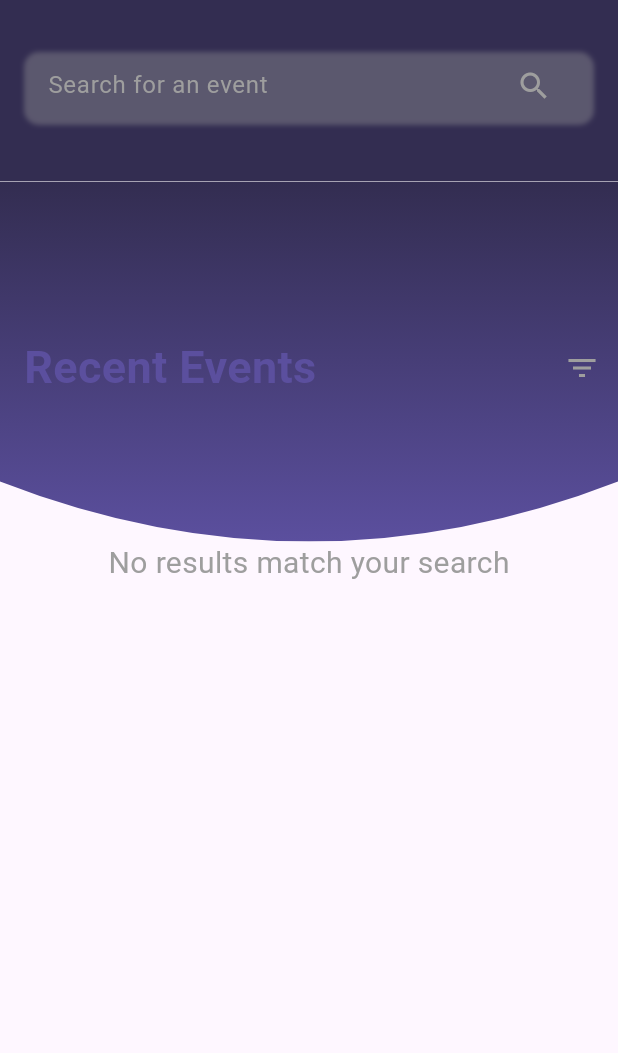
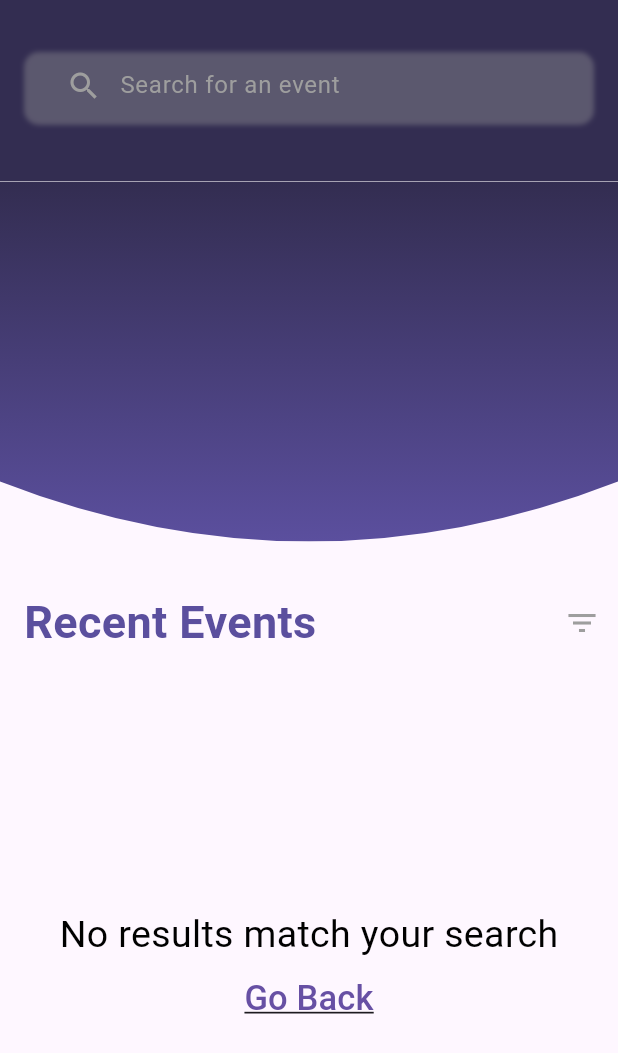
Before and after one commit to SumayaAlhamdan/Sponsite, a Flutter app: the SponsorHomePage screen opened directly, after a tap on the "search" icon, on a phone screen of 412 x 824 dp. Shown: the top 1053 px of the screen. Run offline on Flutter 3.47's test engine with Material 2 defaults, Android fonts, the light colour scheme and no system bars; drawn by our look-alikes of carousel_slider; our stand-ins replace expansion_tile_card, file_picker, firebase_auth, firebase_core, firebase_database, firebase_messaging and 10 more; missing offline and left inert: dart:ffi, google_maps_webservice, googleapis; accounts and stored records are empty.

Commit message:
Search almost done

```diff
--- a/lib/screens/sponsor_screens/sponsor_home_screen.dart
+++ b/lib/screens/sponsor_screens/sponsor_home_screen.dart
@@ -9,6 +9,7 @@
 import 'package:sponsite/screens/sponsor_screens/filter.dart';
 import 'package:sponsite/screens/sponsor_screens/sendOffer.dart';
 import 'package:sponsite/screens/view_others_profile.dart';
+import 'package:sponsite/widgets/sponsor_botton_navbar.dart';
 
 String? sponsorID;
 
@@ -104,6 +105,8 @@
   TextEditingController searchController = TextEditingController();
   List<Event> searchedEvents = []; // List to store searched events
   bool isSearched = false;
+  String originalSearchText =
+      ''; // Create a variable to store the original search text
 
   void _searchEventsByName(String eventName) {
     // Filter events based on event name
@@ -135,6 +138,7 @@
     setUpPushNotifications();
     _loadEventsFromFirebase();
     searchController = TextEditingController();
+    isSearched = false;
   }
 
   void _loadEventsFromFirebase() async {
@@ -294,6 +298,18 @@
                       ),
                       child: Row(
                         children: [
+                          IconButton(
+                            icon: Icon(Icons.search, color: Colors.grey),
+                            onPressed: () {
+                              // When the search button is pressed, filter events by event name
+                              final eventName = searchController.text;
+                              _searchEventsByName(eventName);
+                              originalSearchText = eventName;
+
+                              // You can now display filteredEvents in your UI
+                              setState(() {});
+                            },
+                          ),
                           Expanded(
                             child: TextField(
                                 controller: searchController,
@@ -303,16 +319,17 @@
                                   hintStyle: TextStyle(color: Colors.grey),
                                   border: InputBorder.none,
                                 ),
+                                onChanged: (text) {
+                                  setState(() {
+                                    // Show or hide the cancel button based on whether there's text in the TextField
+                                  });
+                                }),
                           ),
-                          ),
-                          // Icon(Icons.search, color: Colors.grey),
+                          if (searchController.text.isNotEmpty)
                             IconButton(
-                            icon: Icon(Icons.search, color: Colors.grey),
+                              icon: Icon(Icons.cancel, color: Colors.grey),
                               onPressed: () {
-                              // When the search button is pressed, filter events by event name
-                              final eventName = searchController.text;
-                              _searchEventsByName(eventName);
-                              // You can now display filteredEvents in your UI
+                                searchController.clear();
                                 setState(() {});
                               },
                             ),
@@ -349,7 +366,7 @@
                 Column(
                   children: [
                     const SizedBox(height: 20),
-                    if (isSearched == false)
+                    // if (isSearched == false)
                     CarouselSlider(
                       items: promoCards,
                       options: CarouselOptions(
@@ -366,19 +383,30 @@
                     Row(
                       mainAxisAlignment: MainAxisAlignment.spaceBetween,
                       children: [
-                        const Padding(
-                          padding: EdgeInsets.only(
-                              left: 16), // Add left padding to the title
+                        if (originalSearchText.isEmpty)
+                          Padding(
+                            padding: EdgeInsets.only(left: 16),
                             child: Text(
                               "Recent Events",
                               style: TextStyle(
                                 fontWeight: FontWeight.bold,
                                 fontSize: 30,
-                              color: Color.fromARGB(
-                                  255, 91, 79, 158), // Changed to purple
+                                color: Color.fromARGB(255, 91, 79, 158),
                               ),
                             ),
-                        ), // Add a comma here
+                          )
+                        else
+                          Padding(
+                            padding: EdgeInsets.only(left: 16),
+                            child: Text(
+                              "Search results for \"${originalSearchText}\" ",
+                              style: TextStyle(
+                                fontWeight: FontWeight.bold,
+                                fontSize: 30,
+                                color: Color.fromARGB(255, 91, 79, 158),
+                              ),
+                            ),
+                          ),
                         Positioned(
                           top: kToolbarHeight +
                               40, // Adjust the top position as needed
@@ -428,9 +456,37 @@
               children: [
                 if (isSearched == true && searchedEvents.isEmpty)
                   Center(
-                    child: Text(
+                    child: Column(
+                      children: [
+                        SizedBox(
+                          height: 150,
+                        ),
+                        Text(
                           "No results match your search",
-                      style: TextStyle(fontSize: 20, color: Colors.grey),
+                          style: TextStyle(
+                              fontSize: 25,
+                              color: Color.fromARGB(255, 0, 0, 0)),
+                        ),
+                        TextButton(
+                          child: Text("Go Back",
+                              style: TextStyle(
+                                  fontSize: 23,
+                                  decoration: TextDecoration.underline)),
+                          onPressed: () {
+                            Navigator.push(
+                              context,
+                              MaterialPageRoute(
+                                builder: (context) => Stack(
+                                  children: [
+                                    SponsorHomePage(),
+                                    SponsorBottomNavBar()
+                                  ],
+                                ), // Replace with your Recent Events page widget
+                              ),
+                            );
+                          },
+                        )
+                      ],
                     ),
                   ),
                 if (isSearched == false || searchedEvents.isNotEmpty)
```
Lines whose indentation alone changed are shown as unchanged.
